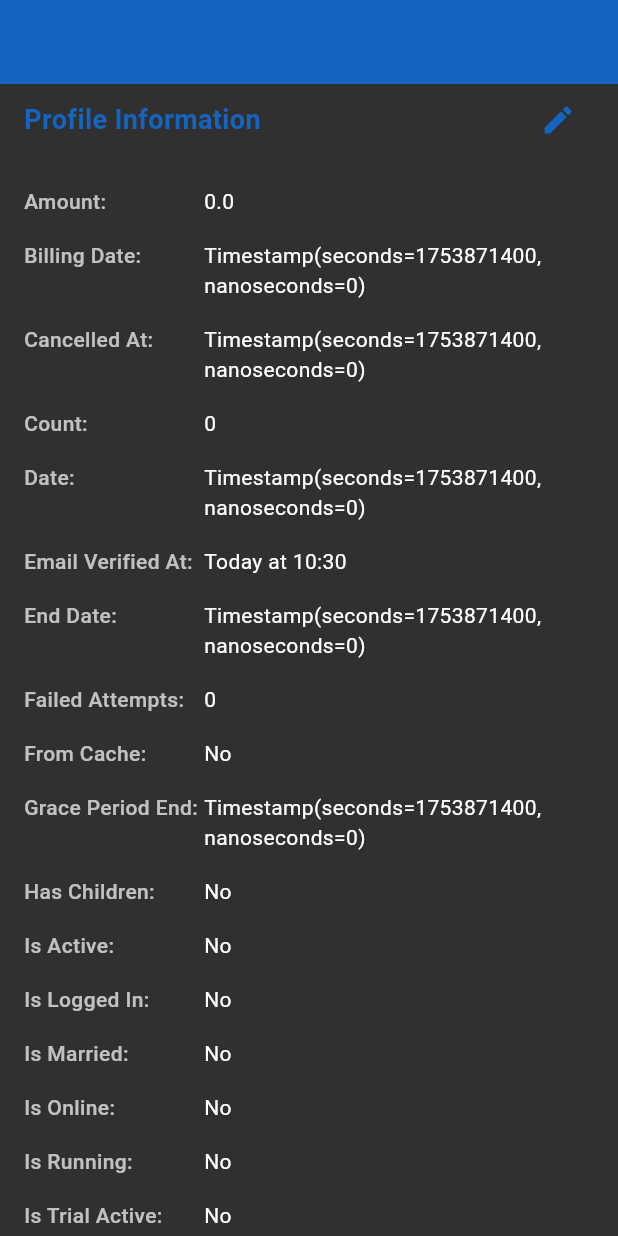
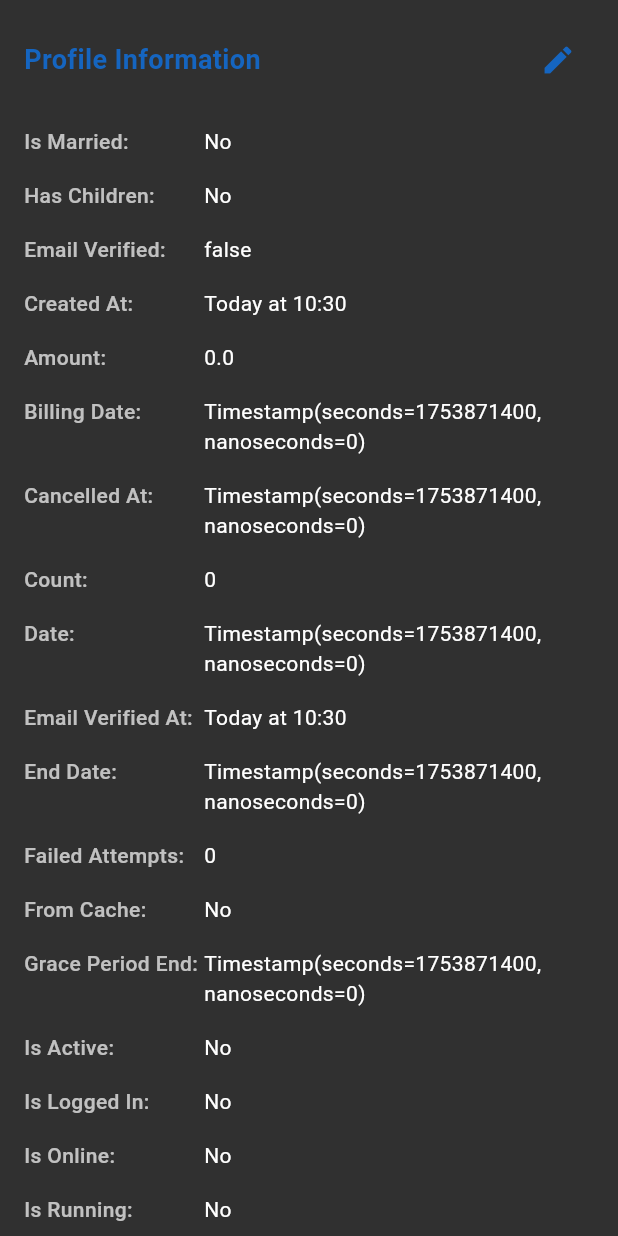
Before and after one commit to billee/podcasts, a Flutter app: the ProfileScreen widget shown alone on an empty page, opened directly, on a phone screen of 412 x 824 dp. Run offline on Flutter 3.47's test engine with Material 3 defaults, Android fonts, the light colour scheme and no system bars; our stand-ins replace audioplayers, cloud_firestore, firebase_auth, firebase_core, flutter_dotenv, shared_preferences; missing offline and left inert: flutter_stripe; accounts and stored records are empty.

Commit message:
fix the fields

```diff
--- a/lib/screens/profile_screen.dart
+++ b/lib/screens/profile_screen.dart
@@ -31,13 +31,7 @@
   final List<String> _nonEditableFields = [
     'uid',
     'email',
-    'emailVerified',
-    'createdAt',
-    'lastActiveAt',
-    'lastLoginAt',
-    'hasRealEmail',
-    'subscription',
-    // Removed unwanted metadata fields as requested
+    // TEST: Temporarily removing other fields to see if this works
   ];
 
   @override
--- a/lib/screens/views/profile_view.dart
+++ b/lib/screens/views/profile_view.dart
@@ -73,14 +73,11 @@
 
     return Scaffold(
       backgroundColor: Colors.grey[850],
-      appBar: AppBar(
-        backgroundColor: Colors.blue[800],
-        foregroundColor: Colors.white,
-        // Removed title and actions as requested
+      body: SafeArea(
+        child: SingleChildScrollView(
+          padding: const EdgeInsets.fromLTRB(16, 16, 16, 16),
+          child: isEditing ? _buildEditView() : _buildViewOnly(context),
         ),
-      body: SingleChildScrollView(
-        padding: const EdgeInsets.fromLTRB(16, 0, 16, 16), // Removed top padding to move content up
-        child: isEditing ? _buildEditView() : _buildViewOnly(context),
       ),
     );
   }
@@ -117,12 +114,11 @@
           ),
           const SizedBox(height: 12),
           Column(
-            children: nonEditableEntries
-                .map<Widget>((entry) => _buildNonEditableInfo(
-                    formatFieldName(entry.key), entry.value))
+            children: _getLogicallyOrderedFields()
+                .map<Widget>((entry) =>
+                    _buildInfoRowWithDateFormatting(formatFieldName(entry.key), entry.value))
                 .toList(),
           ),
-          const SubscriptionStatusWidget(),
           const SizedBox(height: 20),
           Row(
             children: [
@@ -188,58 +184,17 @@
         ),
         const SizedBox(height: 12),
         Column(
-          children: editableEntries
+          children: _getLogicallyOrderedFields()
               .map<Widget>((entry) =>
-                  buildInfoRow(formatFieldName(entry.key), entry.value))
+                  _buildInfoRowWithDateFormatting(formatFieldName(entry.key), entry.value))
               .toList(),
         ),
-        const SizedBox(height: 24),
-        Text(
-          'Account Information',
-          style: TextStyle(
-            fontSize: 18,
-            fontWeight: FontWeight.bold,
-            color: Colors.blue[800],
-          ),
-        ),
+
         const SizedBox(height: 12),
-        Column(
-          children: nonEditableEntries
-              .map<Widget>((entry) =>
-                  buildInfoRow(formatFieldName(entry.key), entry.value))
-              .toList(),
-        ),
+
         _buildSubscriptionSection(context),
 
-        const SizedBox(height: 20),
-        SizedBox(
-          width: double.infinity,
-          height: 48,
-          child: ElevatedButton(
-            onPressed: onLogoutPressed,
-            style: ElevatedButton.styleFrom(
-              backgroundColor: Colors.red[600],
-              foregroundColor: Colors.white,
-              shape: RoundedRectangleBorder(
-                borderRadius: BorderRadius.circular(12),
-              ),
-            ),
-            child: const Row(
-              mainAxisAlignment: MainAxisAlignment.center,
-              children: [
-                Icon(Icons.logout),
-                SizedBox(width: 8),
-                Text(
-                  'Sign Out',
-                  style: TextStyle(
-                    fontSize: 16,
-                    fontWeight: FontWeight.bold,
-                  ),
-                ),
-              ],
-            ),
-          ),
-        ),
+
 
       ],
     );
@@ -383,24 +338,23 @@
   Widget _buildSubscriptionSection(BuildContext context) {
     final subscription = userProfile?['subscription'] as Map<String, dynamic>?;
     final isTrialActive = subscription?['isTrialActive'] ?? false;
-    final hasActiveSubscription = subscription?['isActive'] ?? false;
 
-    String statusTitle;
-    String buttonText;
-    Color buttonColor;
+    // Calculate trial information
+    String trialInfo = 'No trial information available';
+    if (subscription != null && isTrialActive) {
+      final trialStartDate = subscription['trialStartDate'];
+      final trialEndDate = subscription['trialEndDate'];
 
-    if (isTrialActive) {
-      statusTitle = 'Trial Status';
-      buttonText = 'Subscribe';
-      buttonColor = Colors.green[600]!;
-    } else if (hasActiveSubscription) {
-      statusTitle = 'Subscription Status';
-      buttonText = 'Cancel Subscription';
-      buttonColor = Colors.red[600]!;
-    } else {
-      statusTitle = 'Subscription Status';
-      buttonText = 'Subscribe';
-      buttonColor = Colors.blue[600]!;
+      if (trialStartDate != null && trialEndDate != null) {
+        final startDate = (trialStartDate as Timestamp).toDate();
+        final endDate = (trialEndDate as Timestamp).toDate();
+        final now = DateTime.now();
+        final daysLeft = endDate.difference(now).inDays;
+
+        trialInfo = '''Trial started: ${_formatDate(startDate)}
+Trial ends: ${_formatDate(endDate)}
+Days remaining: ${daysLeft > 0 ? daysLeft : 0} days''';
+      }
     }
 
     return Column(
@@ -408,7 +362,7 @@
       children: [
         const SizedBox(height: 24),
         Text(
-          statusTitle,
+          'Trial Status',
           style: TextStyle(
             fontSize: 18,
             fontWeight: FontWeight.bold,
@@ -416,17 +370,27 @@
           ),
         ),
         const SizedBox(height: 12),
-        const SubscriptionStatusWidget(),
+        Container(
+          width: double.infinity,
+          padding: const EdgeInsets.all(16),
+          decoration: BoxDecoration(
+            color: Colors.grey[800],
+            borderRadius: BorderRadius.circular(8),
+          ),
+          child: Text(
+            trialInfo,
+            style: const TextStyle(
+              color: Colors.white,
+              fontSize: 14,
+              height: 1.5,
+            ),
+          ),
+        ),
         const SizedBox(height: 16),
         SizedBox(
           width: double.infinity,
           child: ElevatedButton(
             onPressed: () {
-              // Handle subscription action
-              if (hasActiveSubscription && !isTrialActive) {
-                // Cancel subscription logic
-                _showCancelSubscriptionDialog(context);
-              } else {
               // Subscribe logic
               Navigator.push(
                 context,
@@ -434,19 +398,18 @@
                   builder: (context) => const SubscriptionManagementScreen(),
                 ),
               );
-              }
             },
             style: ElevatedButton.styleFrom(
-              backgroundColor: buttonColor,
+              backgroundColor: Colors.green[600],
               foregroundColor: Colors.white,
               padding: const EdgeInsets.symmetric(vertical: 16),
               shape: RoundedRectangleBorder(
                 borderRadius: BorderRadius.circular(12),
               ),
             ),
-            child: Text(
-              buttonText,
-              style: const TextStyle(
+            child: const Text(
+              'Subscribe',
+              style: TextStyle(
                 fontSize: 16,
                 fontWeight: FontWeight.bold,
               ),
@@ -455,6 +418,136 @@
         ),
       ],
     );
+  }
+
+  String _formatDate(DateTime date) {
+    return '${date.day}/${date.month}/${date.year}';
+  }
+
+  List<MapEntry<String, dynamic>> _getLogicallyOrderedFields() {
+    if (userProfile == null) return [];
+
+    // Define the logical order of fields to display
+    final fieldOrder = [
+      // Personal Information
+      'name', 'email', 'age', 'gender',
+      // Location & Work
+      'workLocation', 'occupation', 'educationalAttainment',
+      // Personal Status
+      'isMarried', 'hasChildren',
+      // Account Information
+      'uid', 'emailVerified', 'createdAt', 'lastActiveAt', 'lastLoginAt', 'lastUpdated'
+    ];
+
+    // Get all available fields and remove unwanted ones
+    final availableFields = userProfile!.entries
+        .where((entry) => !['metadata', 'preferences', 'profileCompleted', 'deviceInfo', 'hasRealEmail', 'subscription'].contains(entry.key))
+        .toList();
+
+    // Create a map for quick lookup
+    final fieldMap = Map.fromEntries(availableFields);
+
+    // Return fields in logical order, only including fields that exist
+    final orderedFields = <MapEntry<String, dynamic>>[];
+    final addedFields = <String>{};
+
+    // Add fields in the specified order
+    for (final fieldName in fieldOrder) {
+      if (fieldMap.containsKey(fieldName) && !addedFields.contains(fieldName)) {
+        orderedFields.add(MapEntry(fieldName, fieldMap[fieldName]));
+        addedFields.add(fieldName);
+      }
+    }
+
+    // Add any remaining fields that weren't in our order list
+    for (final entry in availableFields) {
+      if (!addedFields.contains(entry.key)) {
+        orderedFields.add(entry);
+      }
+    }
+
+    return orderedFields;
+  }
+
+  Widget _buildInfoRowWithDateFormatting(String label, dynamic value) {
+    if (value == null || value.toString().isEmpty) {
+      return const SizedBox.shrink();
+    }
+
+    // Format specific fields with user-friendly dates
+    String displayValue;
+    bool isDateField = label.toLowerCase().contains('created at') ||
+        label.toLowerCase().contains('last active') ||
+        label.toLowerCase().contains('last login') ||
+        label.toLowerCase().contains('last updated') ||
+        label.toLowerCase().contains('email verified');
+
+    if (isDateField) {
+      displayValue = _formatUserFriendlyDate(value);
+    } else if (value is bool) {
+      displayValue = value ? 'Yes' : 'No';
+    } else {
+      displayValue = value.toString();
+    }
+
+    return Padding(
+      padding: const EdgeInsets.symmetric(vertical: 8.0),
+      child: Row(
+        crossAxisAlignment: CrossAxisAlignment.start,
+        children: [
+          SizedBox(
+            width: 120,
+            child: Text(
+              '$label:',
+              style: const TextStyle(
+                color: Colors.white70,
+                fontWeight: FontWeight.w500,
+              ),
+            ),
+          ),
+          Expanded(
+            child: Text(
+              displayValue,
+              style: const TextStyle(
+                color: Colors.white,
+              ),
+            ),
+          ),
+        ],
+      ),
+    );
+  }
+
+  String _formatUserFriendlyDate(dynamic value) {
+    if (value == null) return 'N/A';
+
+    try {
+      DateTime date;
+      if (value is Timestamp) {
+        date = value.toDate();
+      } else if (value is String) {
+        date = DateTime.parse(value);
+      } else if (value is DateTime) {
+        date = value;
+      } else {
+        return value.toString();
+      }
+
+      final now = DateTime.now();
+      final difference = now.difference(date);
+
+      if (difference.inDays == 0) {
+        return 'Today at ${date.hour.toString().padLeft(2, '0')}:${date.minute.toString().padLeft(2, '0')}';
+      } else if (difference.inDays == 1) {
+        return 'Yesterday at ${date.hour.toString().padLeft(2, '0')}:${date.minute.toString().padLeft(2, '0')}';
+      } else if (difference.inDays < 7) {
+        return '${difference.inDays} days ago';
+      } else {
+        return '${date.day}/${date.month}/${date.year}';
+      }
+    } catch (e) {
+      return value.toString();
+    }
   }
 
   void _showCancelSubscriptionDialog(BuildContext context) {
```
Lines whose indentation alone changed are shown as unchanged.
